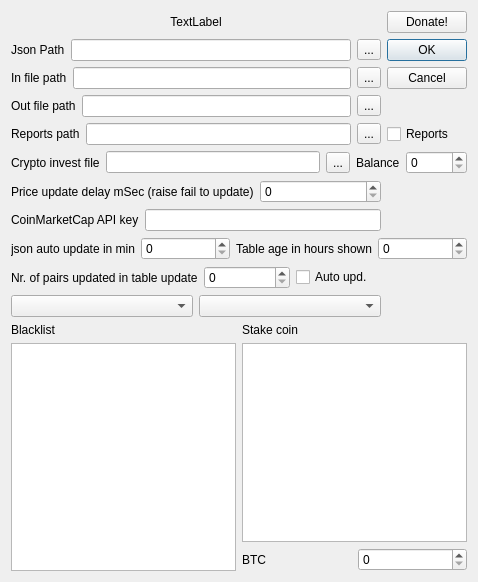
Qt form settingsdialog.ui (QTinman/CoinBrowser) before a commit.
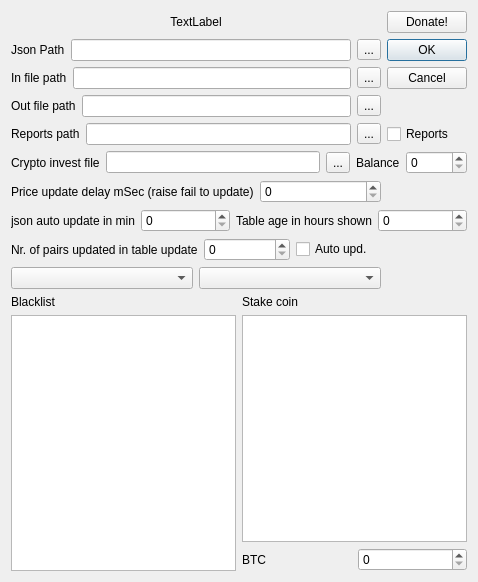
The same form after that commit. Icons and pictures are not drawn.

The edit to the form file:
```diff
--- a/settingsdialog.ui
+++ b/settingsdialog.ui
@@ -189,20 +189,6 @@
      </item>
     </layout>
    </item>
-   <item row="7" column="0">
-    <layout class="QHBoxLayout" name="horizontalLayout_8">
-     <item>
-      <widget class="QLabel" name="label_7">
-       <property name="text">
-        <string>CoinMarketCap API key</string>
-       </property>
-      </widget>
-     </item>
-     <item>
-      <widget class="QLineEdit" name="apikey"/>
-     </item>
-    </layout>
-   </item>
    <item row="8" column="0" colspan="2">
     <layout class="QHBoxLayout" name="horizontalLayout_9">
      <item>
```
